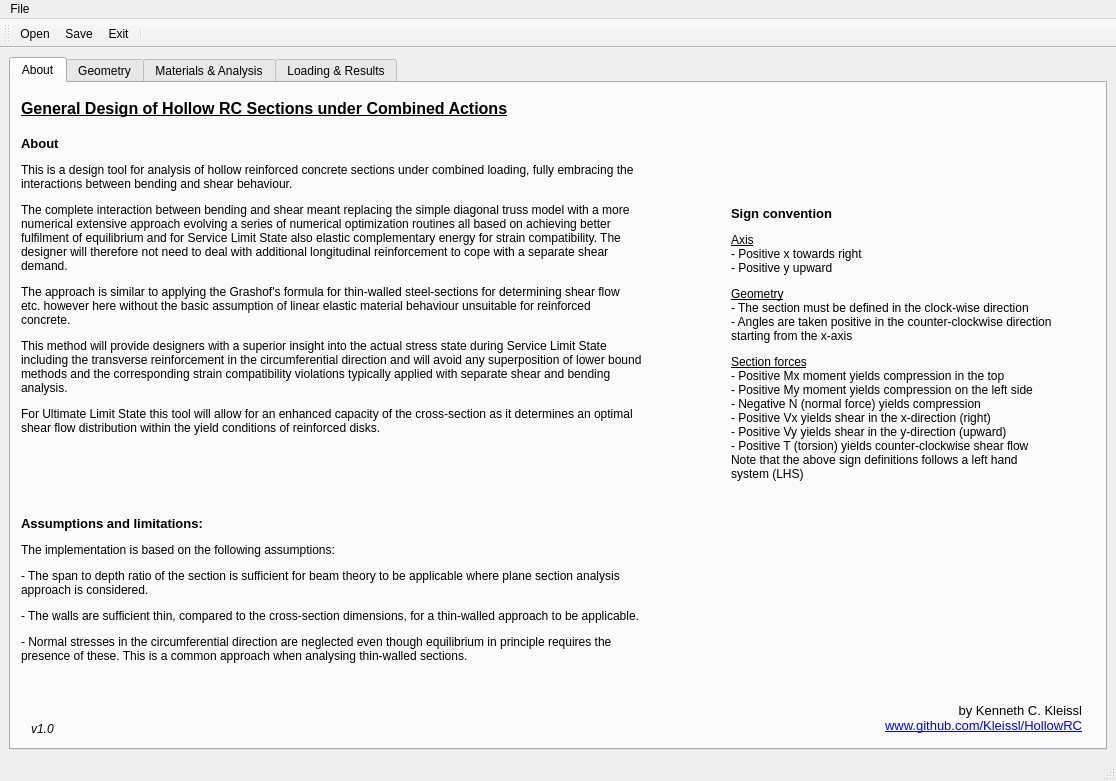
Old version of the form design.ui in the repository Kleissl/HollowRC.
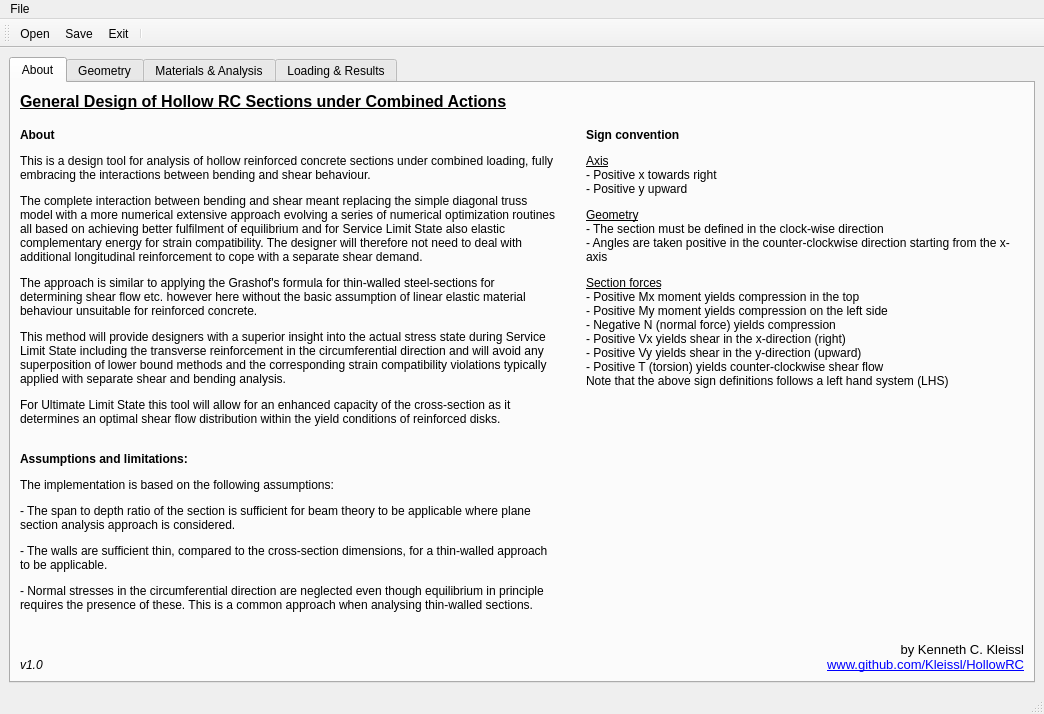
New version of the form. The open tabs and pages were chosen to show the change. Icons and pictures are not drawn. Custom widgets are drawn as their Qt base class.

Commit message: fixed about tab layout

What changed in the file:
```diff
--- a/design.ui
+++ b/design.ui
@@ -6,8 +6,8 @@
    <rect>
     <x>0</x>
     <y>0</y>
-    <width>1116</width>
-    <height>781</height>
+    <width>1044</width>
+    <height>714</height>
    </rect>
   </property>
   <property name="windowTitle">
@@ -29,242 +29,243 @@
          <attribute name="title">
           <string>About</string>
          </attribute>
-         <widget class="QLabel" name="label_29">
-          <property name="geometry">
-           <rect>
-            <x>10</x>
-            <y>430</y>
-            <width>251</width>
-            <height>21</height>
-           </rect>
-          </property>
-          <property name="font">
-           <font>
-            <pointsize>10</pointsize>
-            <weight>75</weight>
-            <bold>true</bold>
-           </font>
-          </property>
-          <property name="text">
-           <string>Assumptions and limitations:</string>
-          </property>
-         </widget>
-         <widget class="QLabel" name="label_30">
-          <property name="geometry">
-           <rect>
-            <x>10</x>
-            <y>50</y>
-            <width>251</width>
-            <height>21</height>
-           </rect>
-          </property>
-          <property name="font">
-           <font>
-            <pointsize>10</pointsize>
-            <weight>75</weight>
-            <bold>true</bold>
-           </font>
-          </property>
-          <property name="text">
-           <string>About</string>
-          </property>
-         </widget>
-         <widget class="QLabel" name="label_24">
-          <property name="geometry">
-           <rect>
-            <x>10</x>
-            <y>80</y>
-            <width>621</width>
-            <height>341</height>
-           </rect>
-          </property>
-          <property name="font">
-           <font>
-            <pointsize>9</pointsize>
-           </font>
-          </property>
-          <property name="text">
-           <string>&lt;html&gt;&lt;head/&gt;&lt;body&gt;&lt;p&gt;This is a design tool for analysis of hollow reinforced concrete sections under combined loading, fully embracing the interactions between bending and shear behaviour.&lt;/p&gt;&lt;p&gt;The complete interaction between bending and shear meant replacing the simple diagonal truss model with a more numerical extensive approach evolving a series of numerical optimization routines all based on achieving better fulfilment of equilibrium and for Service Limit State also elastic complementary energy for strain compatibility. The designer will therefore not need to deal with additional longitudinal reinforcement to cope with a separate shear demand.&lt;/p&gt;&lt;p&gt;The approach is similar to applying the Grashof's formula for thin-walled steel-sections for determining shear flow etc. however here without the basic assumption of linear elastic material behaviour unsuitable for reinforced concrete.&lt;/p&gt;&lt;p&gt;This method will provide designers with a superior insight into the actual stress state during Service Limit State including the transverse reinforcement in the circumferential direction and will avoid any superposition of lower bound methods and the corresponding strain compatibility violations typically applied with separate shear and bending analysis.&lt;/p&gt;&lt;p&gt;For Ultimate Limit State this tool will allow for an enhanced capacity of the cross-section as it determines an optimal shear flow distribution within the yield conditions of reinforced disks.&lt;/p&gt;&lt;/body&gt;&lt;/html&gt;</string>
-          </property>
-          <property name="alignment">
-           <set>Qt::AlignLeading|Qt::AlignLeft|Qt::AlignTop</set>
-          </property>
-          <property name="wordWrap">
-           <bool>true</bool>
-          </property>
-         </widget>
-         <widget class="QLabel" name="label_25">
-          <property name="geometry">
-           <rect>
-            <x>840</x>
-            <y>620</y>
-            <width>231</width>
-            <height>31</height>
-           </rect>
-          </property>
-          <property name="font">
-           <font>
-            <pointsize>10</pointsize>
-            <italic>false</italic>
-           </font>
-          </property>
-          <property name="locale">
-           <locale language="English" country="Denmark"/>
-          </property>
-          <property name="text">
-           <string>&lt;html&gt;&lt;head/&gt;&lt;body&gt;&lt;p align=&quot;right&quot;&gt;by Kenneth C. Kleissl&lt;br/&gt;&lt;a href=&quot;https://github.com/Kleissl/HollowRC&quot;&gt;&lt;span style=&quot; text-decoration: underline; color:#0000ff;&quot;&gt;www.github.com/Kleissl/HollowRC&lt;/span&gt;&lt;/a&gt;&lt;/p&gt;&lt;/body&gt;&lt;/html&gt;</string>
-          </property>
-          <property name="alignment">
-           <set>Qt::AlignRight|Qt::AlignTop|Qt::AlignTrailing</set>
-          </property>
-         </widget>
-         <widget class="QLabel" name="label_26">
-          <property name="geometry">
-           <rect>
-            <x>10</x>
-            <y>460</y>
-            <width>641</width>
-            <height>161</height>
-           </rect>
-          </property>
-          <property name="font">
-           <font>
-            <pointsize>9</pointsize>
-           </font>
-          </property>
-          <property name="text">
-           <string>&lt;html&gt;&lt;head/&gt;&lt;body&gt;&lt;p&gt;The implementation is based on the following assumptions:&lt;/p&gt;&lt;p&gt;- The span to depth ratio of the section is sufficient for beam theory to be applicable where plane section analysis approach is considered.&lt;/p&gt;&lt;p&gt;- The walls are sufficient thin, compared to the cross-section dimensions, for a thin-walled approach to be applicable.&lt;/p&gt;&lt;p&gt;- Normal stresses in the circumferential direction are neglected even though equilibrium in principle requires the presence of these. This is a common approach when analysing thin-walled sections.&lt;/p&gt;&lt;/body&gt;&lt;/html&gt;</string>
-          </property>
-          <property name="alignment">
-           <set>Qt::AlignLeading|Qt::AlignLeft|Qt::AlignTop</set>
-          </property>
-          <property name="wordWrap">
-           <bool>true</bool>
-          </property>
-         </widget>
-         <widget class="QLabel" name="label_31">
-          <property name="geometry">
-           <rect>
-            <x>720</x>
-            <y>150</y>
-            <width>321</width>
-            <height>281</height>
-           </rect>
-          </property>
-          <property name="font">
-           <font>
-            <pointsize>9</pointsize>
-           </font>
-          </property>
-          <property name="text">
-           <string>&lt;html&gt;&lt;head/&gt;&lt;body&gt;&lt;p&gt;&lt;span style=&quot; text-decoration: underline;&quot;&gt;Axis&lt;/span&gt;&lt;br/&gt;- Positive x towards right&lt;br/&gt;- Positive y upward&lt;/p&gt;&lt;p&gt;&lt;span style=&quot; text-decoration: underline;&quot;&gt;Geometry&lt;/span&gt;&lt;br/&gt;- The section must be defined in the clock-wise direction&lt;br/&gt;- Angles are taken positive in the counter-clockwise direction starting from the x-axis&lt;/p&gt;&lt;p&gt;&lt;span style=&quot; text-decoration: underline;&quot;&gt;Section forces&lt;/span&gt;&lt;br/&gt;- Positive Mx moment yields compression in the top&lt;br/&gt;- Positive My moment yields compression on the left side&lt;br/&gt;- Negative N (normal force) yields compression&lt;br/&gt;- Positive Vx yields shear in the x-direction (right)&lt;br/&gt;- Positive Vy yields shear in the y-direction (upward)&lt;br/&gt;- Positive T (torsion) yields counter-clockwise shear flow&lt;br/&gt;Note that the above sign definitions follows a left hand system (LHS)&lt;/p&gt;&lt;/body&gt;&lt;/html&gt;</string>
-          </property>
-          <property name="alignment">
-           <set>Qt::AlignLeading|Qt::AlignLeft|Qt::AlignTop</set>
-          </property>
-          <property name="wordWrap">
-           <bool>true</bool>
-          </property>
-         </widget>
-         <widget class="QLabel" name="label_33">
-          <property name="geometry">
-           <rect>
-            <x>10</x>
-            <y>10</y>
-            <width>521</width>
-            <height>31</height>
-           </rect>
-          </property>
-          <property name="font">
-           <font>
-            <pointsize>12</pointsize>
-            <weight>75</weight>
-            <bold>true</bold>
-            <underline>true</underline>
-           </font>
-          </property>
-          <property name="text">
-           <string>General Design of Hollow RC Sections under Combined Actions</string>
-          </property>
-         </widget>
-         <widget class="QLabel" name="label_34">
-          <property name="geometry">
-           <rect>
-            <x>720</x>
-            <y>120</y>
-            <width>251</width>
-            <height>21</height>
-           </rect>
-          </property>
-          <property name="font">
-           <font>
-            <pointsize>10</pointsize>
-            <weight>75</weight>
-            <bold>true</bold>
-           </font>
-          </property>
-          <property name="text">
-           <string>Sign convention</string>
-          </property>
-         </widget>
-         <widget class="QLabel" name="label_36">
-          <property name="geometry">
-           <rect>
-            <x>720</x>
-            <y>430</y>
-            <width>101</width>
-            <height>101</height>
-           </rect>
-          </property>
-          <property name="text">
-           <string>&lt;html&gt;&lt;head/&gt;&lt;body&gt;&lt;p&gt;&lt;img src=&quot;:/Figures/coordinates.PNG&quot;/&gt;&lt;/p&gt;&lt;/body&gt;&lt;/html&gt;</string>
-          </property>
-         </widget>
-         <widget class="QLabel" name="label_37">
-          <property name="geometry">
-           <rect>
-            <x>830</x>
-            <y>430</y>
-            <width>111</width>
-            <height>101</height>
-           </rect>
-          </property>
-          <property name="text">
-           <string>&lt;html&gt;&lt;head/&gt;&lt;body&gt;&lt;p&gt;&lt;img src=&quot;:/Figures/force_sign_convention.PNG&quot;/&gt;&lt;/p&gt;&lt;/body&gt;&lt;/html&gt;</string>
-          </property>
-         </widget>
-         <widget class="QLabel" name="label_38">
-          <property name="geometry">
-           <rect>
-            <x>950</x>
-            <y>430</y>
-            <width>111</width>
-            <height>101</height>
-           </rect>
-          </property>
-          <property name="text">
-           <string>&lt;html&gt;&lt;head/&gt;&lt;body&gt;&lt;p&gt;&lt;img src=&quot;:/Figures/moment_sign_convention.PNG&quot;/&gt;&lt;/p&gt;&lt;/body&gt;&lt;/html&gt;</string>
-          </property>
-         </widget>
-         <widget class="QLabel" name="label_version">
-          <property name="geometry">
-           <rect>
-            <x>20</x>
-            <y>630</y>
-            <width>61</width>
-            <height>31</height>
-           </rect>
-          </property>
-          <property name="font">
-           <font>
-            <pointsize>9</pointsize>
-            <italic>true</italic>
-           </font>
-          </property>
-          <property name="text">
-           <string>v1.0</string>
-          </property>
-         </widget>
+         <layout class="QVBoxLayout" name="verticalLayout_11">
+          <item>
+           <widget class="QLabel" name="label_heading">
+            <property name="minimumSize">
+             <size>
+              <width>0</width>
+              <height>30</height>
+             </size>
+            </property>
+            <property name="font">
+             <font>
+              <pointsize>12</pointsize>
+              <weight>75</weight>
+              <bold>true</bold>
+              <underline>true</underline>
+             </font>
+            </property>
+            <property name="text">
+             <string>General Design of Hollow RC Sections under Combined Actions</string>
+            </property>
+            <property name="alignment">
+             <set>Qt::AlignLeading|Qt::AlignLeft|Qt::AlignTop</set>
+            </property>
+           </widget>
+          </item>
+          <item>
+           <layout class="QHBoxLayout" name="horizontalLayout_3">
+            <item>
+             <layout class="QVBoxLayout" name="verticalLayout_9">
+              <item>
+               <widget class="QLabel" name="label_left_text">
+                <property name="sizePolicy">
+                 <sizepolicy hsizetype="Expanding" vsizetype="Expanding">
+                  <horstretch>5</horstretch>
+                  <verstretch>0</verstretch>
+                 </sizepolicy>
+                </property>
+                <property name="minimumSize">
+                 <size>
+                  <width>540</width>
+                  <height>485</height>
+                 </size>
+                </property>
+                <property name="font">
+                 <font>
+                  <pointsize>9</pointsize>
+                 </font>
+                </property>
+                <property name="autoFillBackground">
+                 <bool>false</bool>
+                </property>
+                <property name="midLineWidth">
+                 <number>4</number>
+                </property>
+                <property name="text">
+                 <string>&lt;html&gt;&lt;head/&gt;&lt;body&gt;&lt;p&gt;&lt;span style=&quot; font-weight:600;&quot;&gt;About&lt;/span&gt;&lt;/p&gt;&lt;p&gt;This is a design tool for analysis of hollow reinforced concrete sections under combined loading, fully embracing the interactions between bending and shear behaviour.&lt;/p&gt;&lt;p&gt;The complete interaction between bending and shear meant replacing the simple diagonal truss model with a more numerical extensive approach evolving a series of numerical optimization routines all based on achieving better fulfilment of equilibrium and for Service Limit State also elastic complementary energy for strain compatibility. The designer will therefore not need to deal with additional longitudinal reinforcement to cope with a separate shear demand.&lt;/p&gt;&lt;p&gt;The approach is similar to applying the Grashof's formula for thin-walled steel-sections for determining shear flow etc. however here without the basic assumption of linear elastic material behaviour unsuitable for reinforced concrete.&lt;/p&gt;&lt;p&gt;This method will provide designers with a superior insight into the actual stress state during Service Limit State including the transverse reinforcement in the circumferential direction and will avoid any superposition of lower bound methods and the corresponding strain compatibility violations typically applied with separate shear and bending analysis.&lt;/p&gt;&lt;p&gt;For Ultimate Limit State this tool will allow for an enhanced capacity of the cross-section as it determines an optimal shear flow distribution within the yield conditions of reinforced disks.&lt;br/&gt;&lt;/p&gt;&lt;p&gt;&lt;span style=&quot; font-weight:600;&quot;&gt;Assumptions and limitations:&lt;/span&gt;&lt;/p&gt;&lt;p&gt;The implementation is based on the following assumptions:&lt;/p&gt;&lt;p&gt;- The span to depth ratio of the section is sufficient for beam theory to be applicable where plane section analysis approach is considered.&lt;/p&gt;&lt;p&gt;- The walls are sufficient thin, compared to the cross-section dimensions, for a thin-walled approach to be applicable.&lt;/p&gt;&lt;p&gt;- Normal stresses in the circumferential direction are neglected even though equilibrium in principle requires the presence of these. This is a common approach when analysing thin-walled sections.&lt;/p&gt;&lt;/body&gt;&lt;/html&gt;</string>
+                </property>
+                <property name="scaledContents">
+                 <bool>false</bool>
+                </property>
+                <property name="alignment">
+                 <set>Qt::AlignLeading|Qt::AlignLeft|Qt::AlignTop</set>
+                </property>
+                <property name="wordWrap">
+                 <bool>true</bool>
+                </property>
+                <property name="indent">
+                 <number>-1</number>
+                </property>
+               </widget>
+              </item>
+              <item>
+               <spacer name="verticalSpacer_5">
+                <property name="orientation">
+                 <enum>Qt::Vertical</enum>
+                </property>
+                <property name="sizeHint" stdset="0">
+                 <size>
+                  <width>20</width>
+                  <height>40</height>
+                 </size>
+                </property>
+               </spacer>
+              </item>
+              <item>
+               <widget class="QLabel" name="label_version">
+                <property name="font">
+                 <font>
+                  <pointsize>9</pointsize>
+                  <italic>true</italic>
+                 </font>
+                </property>
+                <property name="text">
+                 <string>v1.0</string>
+                </property>
+               </widget>
+              </item>
+             </layout>
+            </item>
+            <item>
+             <spacer name="horizontalSpacer_6">
+              <property name="orientation">
+               <enum>Qt::Horizontal</enum>
+              </property>
+              <property name="sizeType">
+               <enum>QSizePolicy::Preferred</enum>
+              </property>
+              <property name="sizeHint" stdset="0">
+               <size>
+                <width>20</width>
+                <height>20</height>
+               </size>
+              </property>
+             </spacer>
+            </item>
+            <item>
+             <layout class="QVBoxLayout" name="verticalLayout_8">
+              <item>
+               <widget class="QLabel" name="label_right_text">
+                <property name="sizePolicy">
+                 <sizepolicy hsizetype="Expanding" vsizetype="Expanding">
+                  <horstretch>1</horstretch>
+                  <verstretch>0</verstretch>
+                 </sizepolicy>
+                </property>
+                <property name="minimumSize">
+                 <size>
+                  <width>325</width>
+                  <height>270</height>
+                 </size>
+                </property>
+                <property name="font">
+                 <font>
+                  <pointsize>9</pointsize>
+                 </font>
+                </property>
+                <property name="text">
+                 <string>&lt;html&gt;&lt;head/&gt;&lt;body&gt;&lt;p&gt;&lt;span style=&quot; font-weight:600;&quot;&gt;Sign convention&lt;/span&gt;&lt;/p&gt;&lt;p&gt;&lt;span style=&quot; text-decoration: underline;&quot;&gt;Axis&lt;/span&gt;&lt;br/&gt;- Positive x towards right&lt;br/&gt;- Positive y upward&lt;/p&gt;&lt;p&gt;&lt;span style=&quot; text-decoration: underline;&quot;&gt;Geometry&lt;/span&gt;&lt;br/&gt;- The section must be defined in the clock-wise direction&lt;br/&gt;- Angles are taken positive in the counter-clockwise direction starting from the x-axis&lt;/p&gt;&lt;p&gt;&lt;span style=&quot; text-decoration: underline;&quot;&gt;Section forces&lt;/span&gt;&lt;br/&gt;- Positive Mx moment yields compression in the top&lt;br/&gt;- Positive My moment yields compression on the left side&lt;br/&gt;- Negative N (normal force) yields compression&lt;br/&gt;- Positive Vx yields shear in the x-direction (right)&lt;br/&gt;- Positive Vy yields shear in the y-direction (upward)&lt;br/&gt;- Positive T (torsion) yields counter-clockwise shear flow&lt;br/&gt;Note that the above sign definitions follows a left hand system (LHS)&lt;/p&gt;&lt;/body&gt;&lt;/html&gt;</string>
+                </property>
+                <property name="alignment">
+                 <set>Qt::AlignLeading|Qt::AlignLeft|Qt::AlignTop</set>
+                </property>
+                <property name="wordWrap">
+                 <bool>true</bool>
+                </property>
+               </widget>
+              </item>
+              <item>
+               <spacer name="verticalSpacer_6">
+                <property name="orientation">
+                 <enum>Qt::Vertical</enum>
+                </property>
+                <property name="sizeType">
+                 <enum>QSizePolicy::Preferred</enum>
+                </property>
+                <property name="sizeHint" stdset="0">
+                 <size>
+                  <width>20</width>
+                  <height>20</height>
+                 </size>
+                </property>
+               </spacer>
+              </item>
+              <item>
+               <layout class="QGridLayout" name="gridLayout_2">
+                <item row="0" column="1">
+                 <widget class="QLabel" name="label_moment_sign">
+                  <property name="text">
+                   <string>&lt;html&gt;&lt;head/&gt;&lt;body&gt;&lt;p&gt;&lt;img src=&quot;:/Figures/moment_sign_convention.PNG&quot;/&gt;&lt;/p&gt;&lt;/body&gt;&lt;/html&gt;</string>
+                  </property>
+                  <property name="alignment">
+                   <set>Qt::AlignCenter</set>
+                  </property>
+                 </widget>
+                </item>
+                <item row="0" column="2">
+                 <widget class="QLabel" name="label_coord_axis">
+                  <property name="text">
+                   <string>&lt;html&gt;&lt;head/&gt;&lt;body&gt;&lt;p&gt;&lt;img src=&quot;:/Figures/coordinates.PNG&quot;/&gt;&lt;/p&gt;&lt;/body&gt;&lt;/html&gt;</string>
+                  </property>
+                  <property name="alignment">
+                   <set>Qt::AlignCenter</set>
+                  </property>
+                 </widget>
+                </item>
+                <item row="0" column="3">
+                 <widget class="QLabel" name="label_shear_sign">
+                  <property name="text">
+                   <string>&lt;html&gt;&lt;head/&gt;&lt;body&gt;&lt;p&gt;&lt;img src=&quot;:/Figures/force_sign_convention.PNG&quot;/&gt;&lt;/p&gt;&lt;/body&gt;&lt;/html&gt;</string>
+                  </property>
+                  <property name="alignment">
+                   <set>Qt::AlignCenter</set>
+                  </property>
+                 </widget>
+                </item>
+               </layout>
+              </item>
+              <item>
+               <spacer name="verticalSpacer_3">
+                <property name="orientation">
+                 <enum>Qt::Vertical</enum>
+                </property>
+                <property name="sizeType">
+                 <enum>QSizePolicy::Expanding</enum>
+                </property>
+                <property name="sizeHint" stdset="0">
+                 <size>
+                  <width>20</width>
+                  <height>20</height>
+                 </size>
+                </property>
+               </spacer>
+              </item>
+              <item>
+               <widget class="QLabel" name="label_author">
+                <property name="font">
+                 <font>
+                  <pointsize>10</pointsize>
+                  <italic>false</italic>
+                 </font>
+                </property>
+                <property name="locale">
+                 <locale language="English" country="Denmark"/>
+                </property>
+                <property name="text">
+                 <string>&lt;html&gt;&lt;head/&gt;&lt;body&gt;&lt;p align=&quot;right&quot;&gt;by Kenneth C. Kleissl&lt;br/&gt;&lt;a href=&quot;https://github.com/Kleissl/HollowRC&quot;&gt;&lt;span style=&quot; text-decoration: underline; color:#0000ff;&quot;&gt;www.github.com/Kleissl/HollowRC&lt;/span&gt;&lt;/a&gt;&lt;/p&gt;&lt;/body&gt;&lt;/html&gt;</string>
+                </property>
+                <property name="alignment">
+                 <set>Qt::AlignRight|Qt::AlignTop|Qt::AlignTrailing</set>
+                </property>
+               </widget>
+              </item>
+             </layout>
+            </item>
+           </layout>
+          </item>
+         </layout>
         </widget>
         <widget class="QWidget" name="tab_geometry">
          <attribute name="title">
@@ -1563,7 +1564,7 @@
     <rect>
      <x>0</x>
      <y>0</y>
-     <width>1116</width>
+     <width>1044</width>
      <height>21</height>
     </rect>
    </property>
```
Left out of the diff: 33 changed lines with no effect on the pictures. The commit also changes 1 other file.
